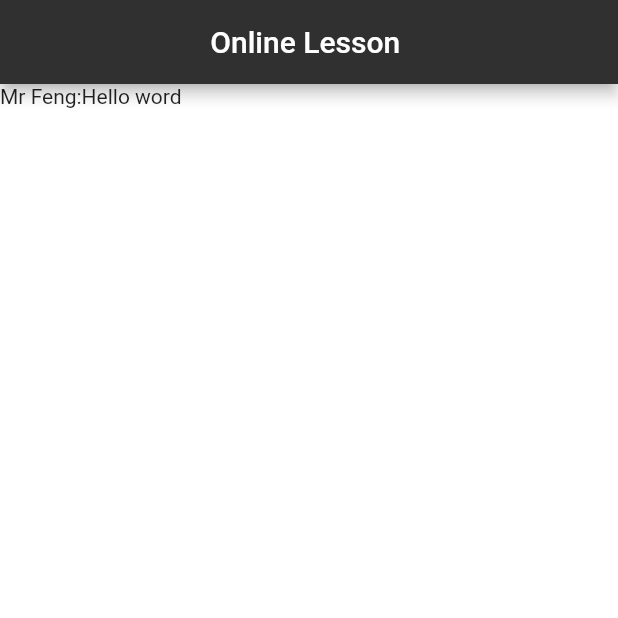
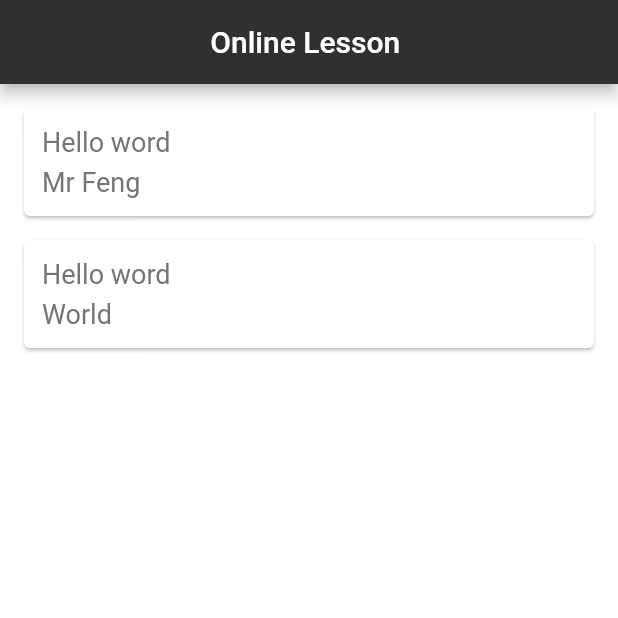
Before and after one commit to fhlkm/flutterStudy, a Flutter app: the screen it shows after launch, on a phone screen of 412 x 824 dp, the top half of it. Run offline on Flutter 3.47's test engine with Material 2 defaults, Android fonts, the phone set to English and light mode, and no system bars.

Commit message:
Widget:Added card

```diff
--- a/flutter_app/lib/main.dart
+++ b/flutter_app/lib/main.dart
@@ -28,8 +28,38 @@ class _HomeState extends State<Home> {
 
   var myData = Datas(text:"Hello word",author: "Mr Feng");
   List<Datas> datas= [
-    Datas(text:"Hello word",author: "Mr Feng")
+    Datas(text:"Hello word",author: "Mr Feng"),
+    Datas(text:"Hello word",author: "World")
   ];
+
+  Widget dataTemplate(data){
+    return Card(
+      margin: const EdgeInsets.fromLTRB(16.0, 16.0, 16.0, 0.0),
+      child: Padding(
+        padding: const EdgeInsets.all(12.0),
+        child: Column(
+          crossAxisAlignment: CrossAxisAlignment.stretch,
+          children: <Widget>[
+          Text(
+          data.text,
+        style: TextStyle(
+        fontSize: 18.0,
+          color: Colors.grey[600],
+        ),
+      ),
+      SizedBox(height: 6.0,),
+      Text(
+        data.author,
+        style: TextStyle(
+          fontSize: 18.0,
+          color: Colors.grey[600],
+        ),
+      ),
+      ],
+    ),
+    ),
+    );
+  }
   @override
   Widget build(BuildContext context) {
 
@@ -45,9 +75,9 @@ class _HomeState extends State<Home> {
 
       body: Column(
 
-        crossAxisAlignment: CrossAxisAlignment.start,//alignment
+          crossAxisAlignment: CrossAxisAlignment.start,//alignment
 
-        children: datas.map((e) => Text('${e.author}:${e.text}')).toList()
+          children: datas.map((data) => dataTemplate(data)).toList()
       ),
     );
   }
```
